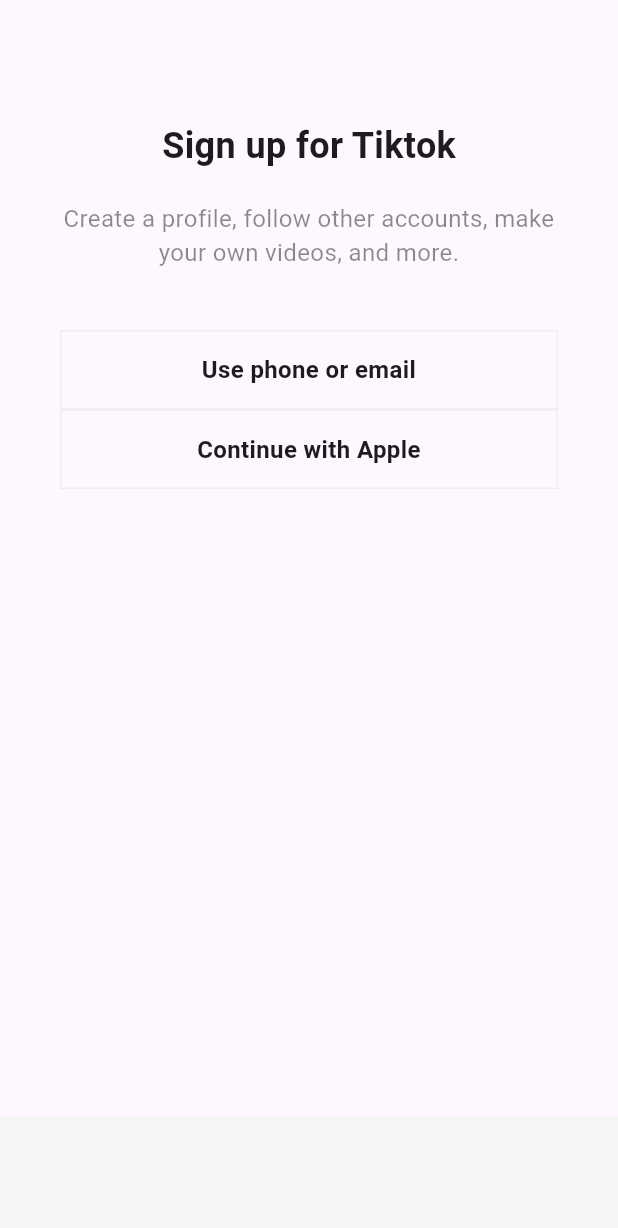
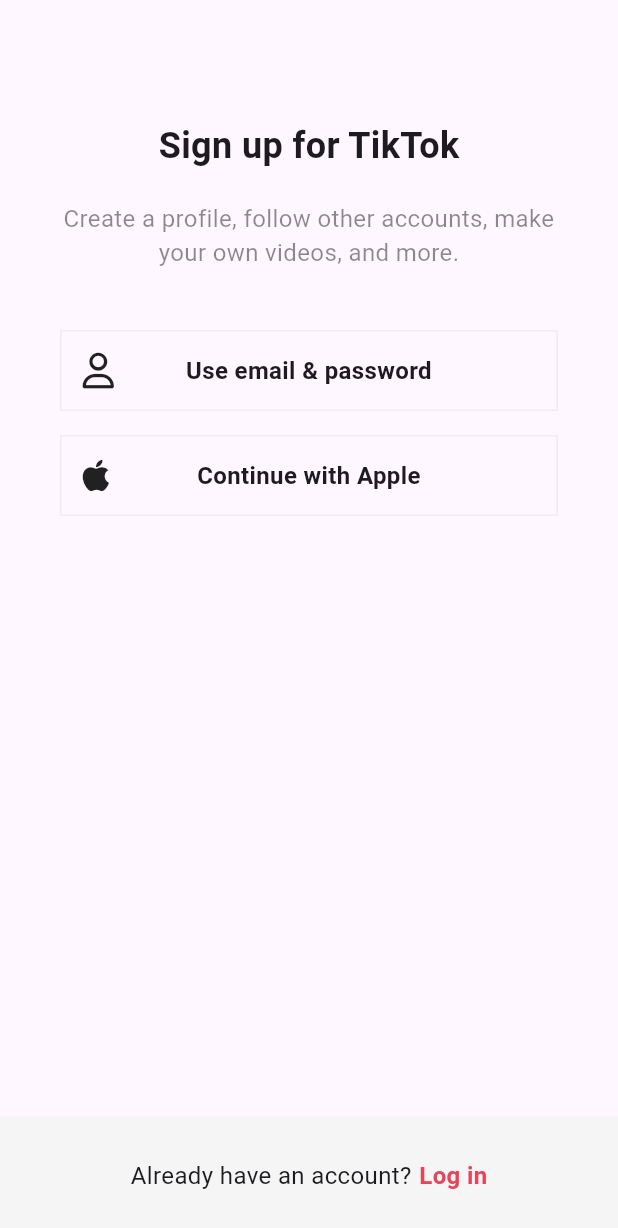
Before and after one commit to tm9704/titok_clone, a Flutter app: the screen it shows after launch, on a phone screen of 412 x 824 dp. Shown: the top 1228 px of the screen. Run offline on Flutter 3.47's test engine with Material 3 defaults, Android fonts, the phone set to English and light mode, and no system bars; our stand-ins replace font_awesome_flutter.

Commit message:
Auth Button

```diff
--- a/lib/features/authentication/login_screen.dart
+++ b/lib/features/authentication/login_screen.dart
@@ -1,6 +1,8 @@
 import 'package:flutter/material.dart';
+import 'package:font_awesome_flutter/font_awesome_flutter.dart';
 import 'package:titok_clone/constants/gaps.dart';
 import 'package:titok_clone/constants/sizes.dart';
+import 'package:titok_clone/features/authentication/widgets/auth_button.dart';
 
 class LoginScreen extends StatelessWidget {
   const LoginScreen({super.key});
@@ -36,6 +38,16 @@
                 ),
                 textAlign: TextAlign.center,
               ),
+              Gaps.v40,
+              AuthButton(
+                icon: FaIcon(FontAwesomeIcons.user),
+                text: "Use email & password",
+              ),
+              Gaps.v16,
+              AuthButton(
+                icon: FaIcon(FontAwesomeIcons.apple),
+                text: "Continue with Apple",
+              ),
             ],
           ),
         ),
@@ -43,17 +55,15 @@
       bottomNavigationBar: BottomAppBar(
         color: Colors.grey.shade100,
         elevation: 2,
-        child: Padding(
-          padding: const EdgeInsets.symmetric(
-            vertical: Sizes.size32,
-          ),
         child: Row(
           mainAxisAlignment: MainAxisAlignment.center,
           children: [
-              const Text("Don't have an acount?",
+            const Text(
+              "Don't have an acount?",
               style: TextStyle(
                 fontSize: Sizes.size16,
-                  )),
+              ),
+            ),
             Gaps.h5,
             GestureDetector(
               onTap: () => onSignUpTap(context),
@@ -69,7 +79,6 @@
           ],
         ),
       ),
-      ),
     );
   }
 }
--- a/lib/features/authentication/sign_up_screen.dart
+++ b/lib/features/authentication/sign_up_screen.dart
@@ -1,4 +1,5 @@
 import 'package:flutter/material.dart';
+import 'package:font_awesome_flutter/font_awesome_flutter.dart';
 import 'package:titok_clone/constants/gaps.dart';
 import 'package:titok_clone/constants/sizes.dart';
 import 'package:titok_clone/features/authentication/login_screen.dart';
@@ -24,10 +25,11 @@
             horizontal: Sizes.size40,
           ),
           child: Column(
+            mainAxisSize: MainAxisSize.min,
             children: [
               Gaps.v80,
               Text(
-                'Sign up for Tiktok',
+                "Sign up for TikTok",
                 style: TextStyle(
                   fontSize: Sizes.size24,
                   fontWeight: FontWeight.w700,
@@ -43,8 +45,15 @@
                 textAlign: TextAlign.center,
               ),
               Gaps.v40,
-              AuthButton(text: "Use phone or email"),
-              AuthButton(text: "Continue with Apple"),
+              AuthButton(
+                icon: FaIcon(FontAwesomeIcons.user),
+                text: "Use email & password",
+              ),
+              Gaps.v16,
+              AuthButton(
+                icon: FaIcon(FontAwesomeIcons.apple),
+                text: "Continue with Apple",
+              ),
             ],
           ),
         ),
@@ -52,17 +61,15 @@
       bottomNavigationBar: BottomAppBar(
         color: Colors.grey.shade100,
         elevation: 2,
-        child: Padding(
-          padding: const EdgeInsets.symmetric(
-            vertical: Sizes.size32,
-          ),
         child: Row(
           mainAxisAlignment: MainAxisAlignment.center,
           children: [
-              const Text('Already have an acount?',
+            const Text(
+              'Already have an account?',
               style: TextStyle(
                 fontSize: Sizes.size16,
-                  )),
+              ),
+            ),
             Gaps.h5,
             GestureDetector(
               onTap: () => onLoginTap(context),
@@ -78,7 +85,6 @@
           ],
         ),
       ),
-      ),
     );
   }
 }
--- a/lib/features/authentication/widgets/auth_button.dart
+++ b/lib/features/authentication/widgets/auth_button.dart
@@ -1,12 +1,15 @@
 import 'package:flutter/material.dart';
+import 'package:font_awesome_flutter/font_awesome_flutter.dart';
 import 'package:titok_clone/constants/sizes.dart';
 
 class AuthButton extends StatelessWidget {
   final String text;
+  final FaIcon icon;
 
   const AuthButton({
     super.key,
     required this.text,
+    required this.icon,
   });
 
   @override
@@ -14,8 +17,8 @@
     return FractionallySizedBox(
       widthFactor: 1,
       child: Container(
-        padding: const EdgeInsets.symmetric(
-          vertical: Sizes.size14,
+        padding: const EdgeInsets.all(
+          Sizes.size14,
         ),
         decoration: BoxDecoration(
           border: Border.all(
@@ -23,7 +26,14 @@
             width: Sizes.size1,
           ),
         ),
-        child: Text(
+        child: Stack(
+          alignment: Alignment.center,
+          children: [
+            Align(
+              alignment: Alignment.centerLeft,
+              child: icon,
+            ),
+            Text(
               text,
               textAlign: TextAlign.center,
               style: const TextStyle(
@@ -31,6 +41,8 @@
                 fontWeight: FontWeight.w600,
               ),
             ),
+          ],
+        ),
       ),
     );
   }
--- a/pubspec.yaml
+++ b/pubspec.yaml
@@ -31,6 +31,7 @@
   flutter:
     sdk: flutter
 
+  font_awesome_flutter: ^10.3.0
 
   # The following adds the Cupertino Icons font to your application.
   # Use with the CupertinoIcons class for iOS style icons.
```
Also changed, not shown: pubspec.lock. Lines whose indentation alone changed are shown as unchanged.
